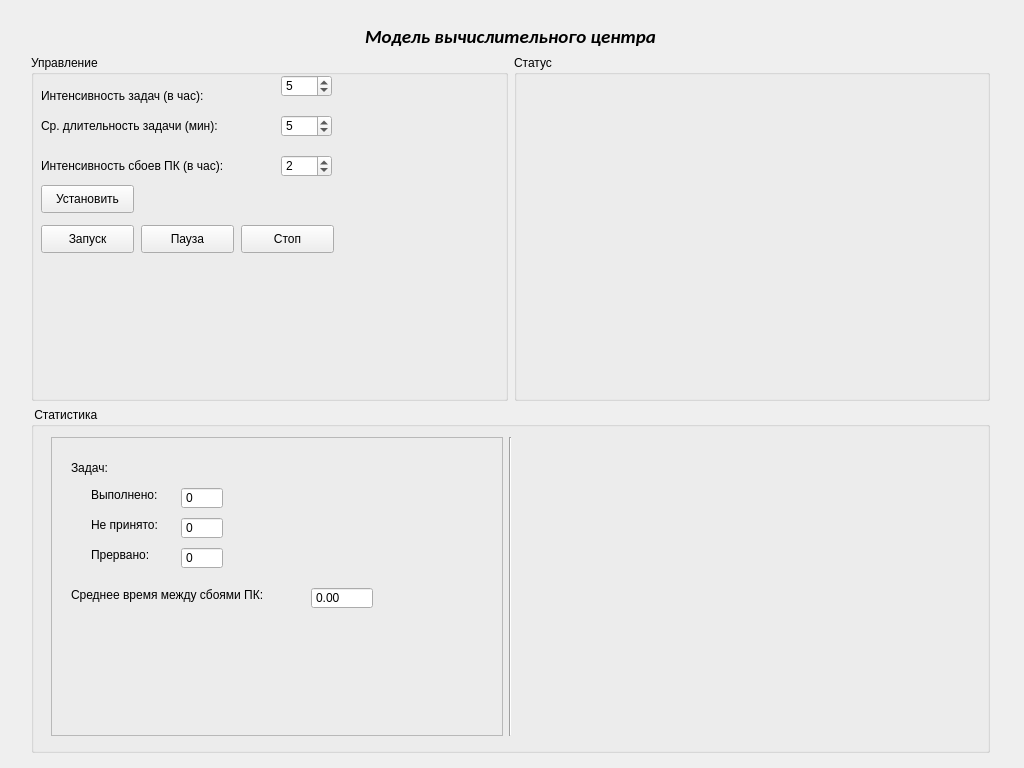
Qt form ccModelClient/tinterface.ui (RevanVI/ccModel) before a commit.
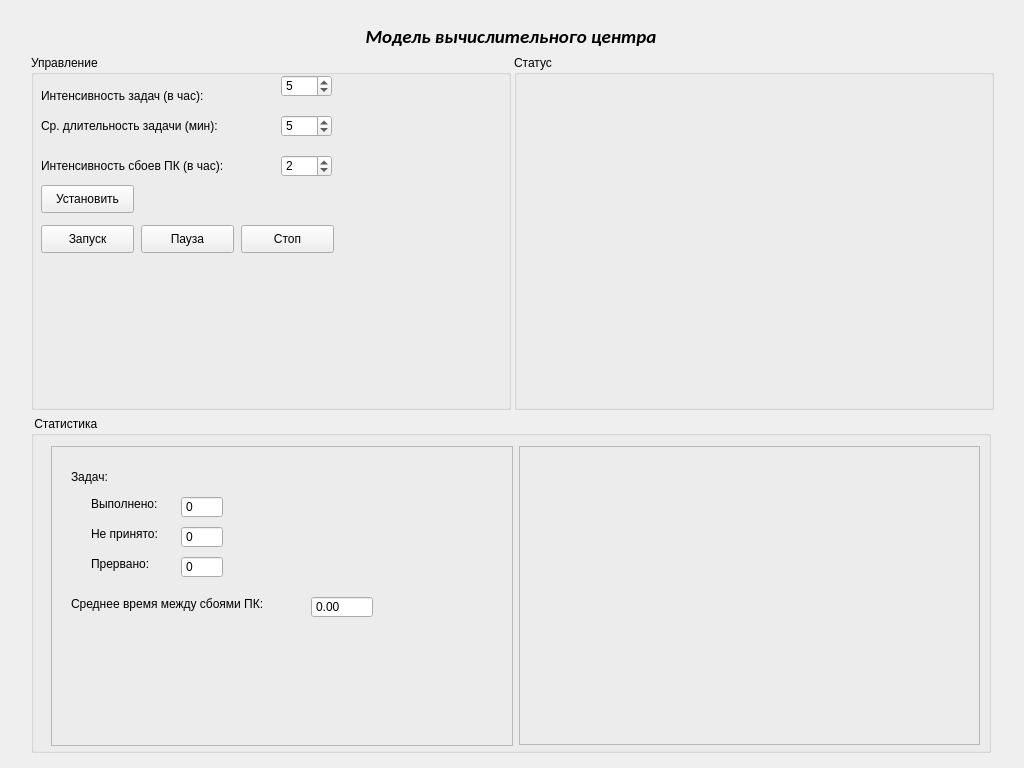
The same form after that commit. Custom widgets are drawn as their Qt base class.

Commit message: done detailed stat, modern data transactions, transfer

Patch:
```diff
--- a/ccModelClient/tinterface.ui
+++ b/ccModelClient/tinterface.ui
@@ -30,7 +30,7 @@
     <rect>
      <x>0</x>
      <y>13</y>
-     <width>1021</width>
+     <width>1022</width>
      <height>751</height>
     </rect>
    </property>
@@ -90,6 +90,12 @@
           <verstretch>0</verstretch>
          </sizepolicy>
         </property>
+        <property name="minimumSize">
+         <size>
+          <width>480</width>
+          <height>355</height>
+         </size>
+        </property>
         <property name="font">
          <font>
           <pointsize>9</pointsize>
@@ -259,6 +265,12 @@
       </item>
       <item>
        <widget class="QGroupBox" name="groupBox_3">
+        <property name="minimumSize">
+         <size>
+          <width>480</width>
+          <height>355</height>
+         </size>
+        </property>
         <property name="font">
          <font>
           <pointsize>9</pointsize>
@@ -320,16 +332,22 @@
           <rect>
            <x>9</x>
            <y>19</y>
-           <width>941</width>
+           <width>951</width>
            <height>321</height>
           </rect>
          </property>
          <layout class="QHBoxLayout" name="horizontalLayout_3">
           <property name="sizeConstraint">
-           <enum>QLayout::SetMaximumSize</enum>
+           <enum>QLayout::SetDefaultConstraint</enum>
           </property>
           <item>
            <widget class="QFrame" name="frame">
+            <property name="minimumSize">
+             <size>
+              <width>460</width>
+              <height>300</height>
+             </size>
+            </property>
             <property name="frameShape">
              <enum>QFrame::StyledPanel</enum>
             </property>
@@ -477,15 +495,15 @@
            </widget>
           </item>
           <item>
-           <widget class="Line" name="line">
-            <property name="orientation">
-             <enum>Qt::Vertical</enum>
+           <widget class="QFrame" name="statWgt">
+            <property name="frameShape">
+             <enum>QFrame::StyledPanel</enum>
+            </property>
+            <property name="frameShadow">
+             <enum>QFrame::Raised</enum>
             </property>
            </widget>
           </item>
-          <item>
-           <widget class="QWidget" name="statWgt" native="true"/>
-          </item>
          </layout>
         </widget>
        </widget>
```
The commit also changes 9 other files.
